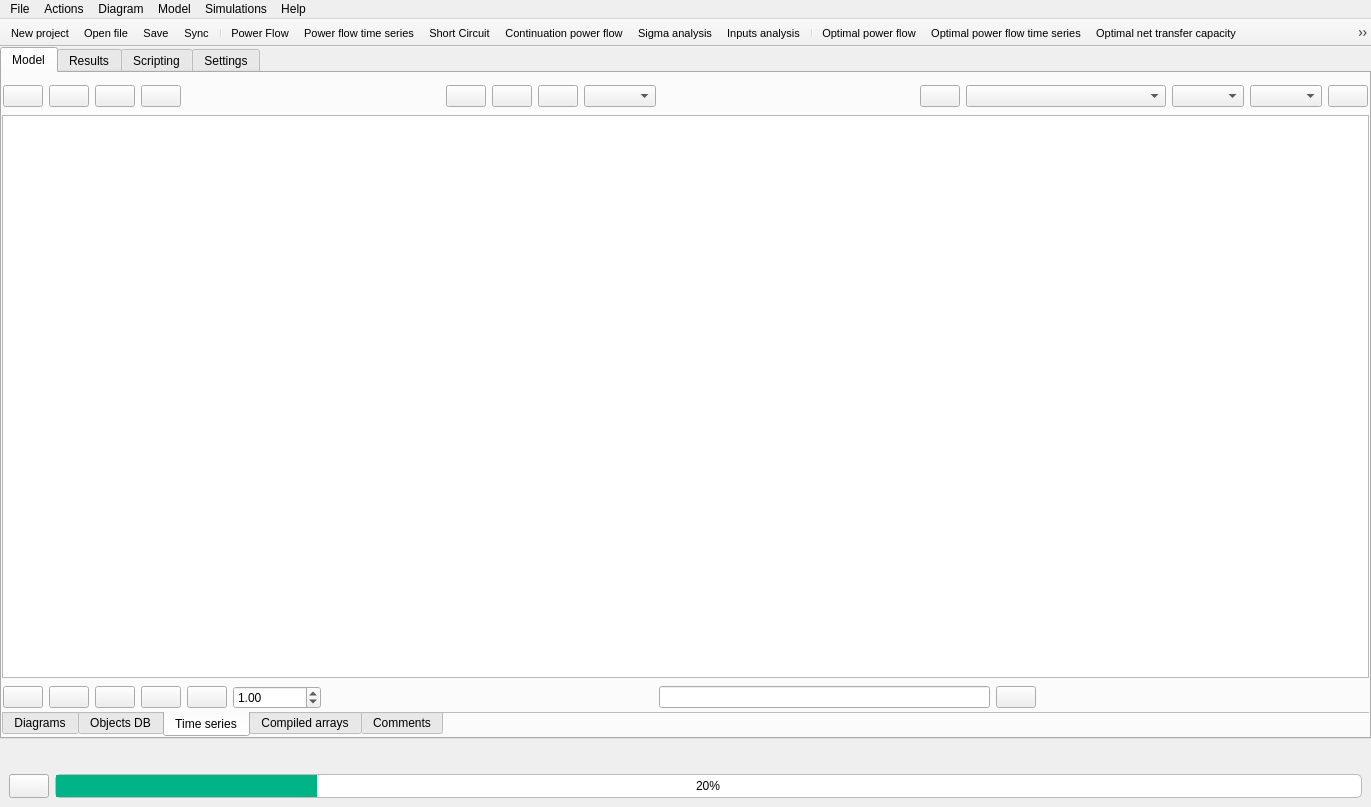
Qt form src/GridCal/Gui/Main/MainWindow.ui (SanPen/GridCal) before a commit.
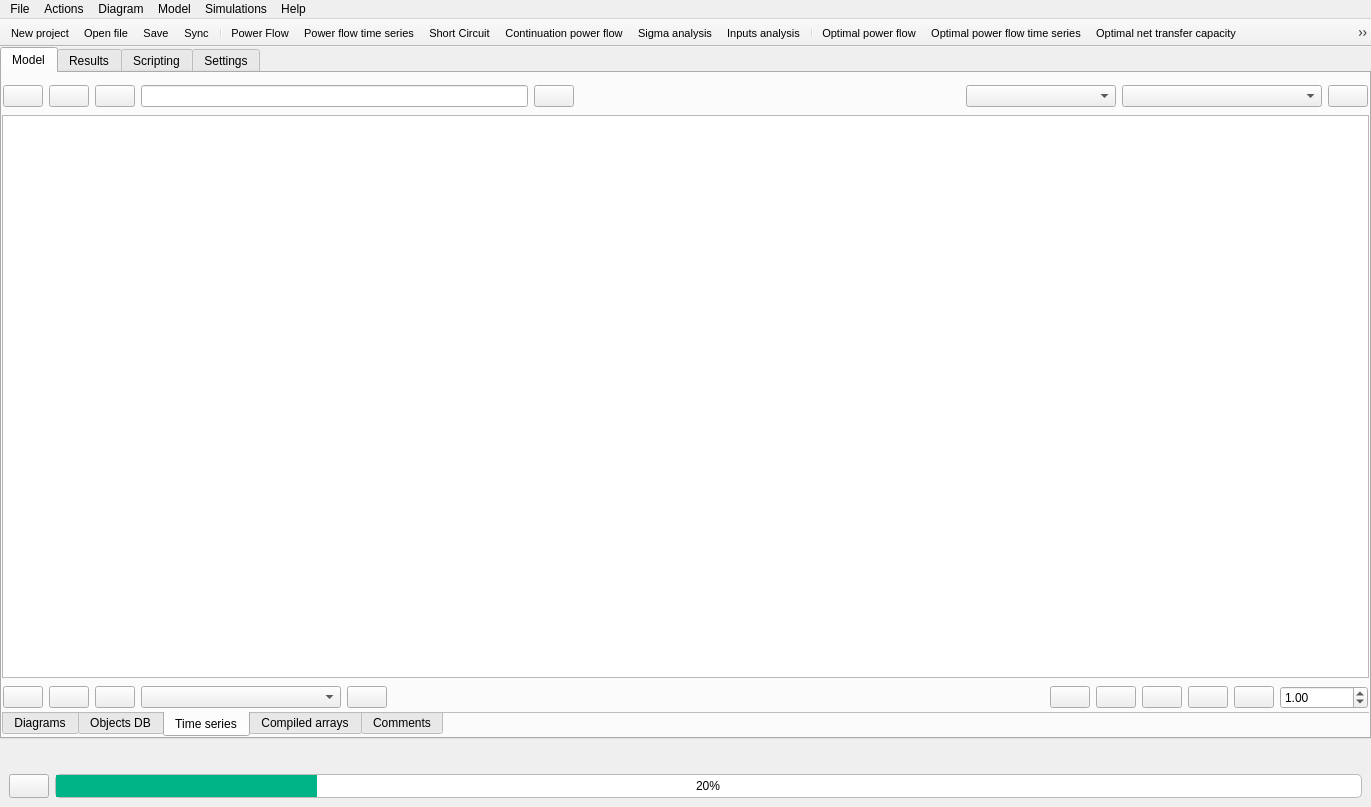
The same form after that commit. The open tabs and pages were chosen to show the change. Icons and pictures are not drawn.

Commit message: Improved the profiles manipulation Improved the grid colouring with the new snapshot slider

What changed in the file:
```diff
--- a/src/GridCal/Gui/Main/MainWindow.ui
+++ b/src/GridCal/Gui/Main/MainWindow.ui
@@ -407,6 +407,20 @@
                    <property name="bottomMargin">
                     <number>0</number>
                    </property>
+                   <item>
+                    <widget class="QPushButton" name="set_profile_state_button">
+                     <property name="toolTip">
+                      <string>Assign the values of the selected time step into the grid</string>
+                     </property>
+                     <property name="text">
+                      <string/>
+                     </property>
+                     <property name="icon">
+                      <iconset resource="icons.qrc">
+                       <normaloff>:/Icons/icons/copy2left.svg</normaloff>:/Icons/icons/copy2left.svg</iconset>
+                     </property>
+                    </widget>
+                   </item>
                    <item>
                     <widget class="QSlider" name="db_step_slider">
                      <property name="toolTip">
@@ -884,10 +898,14 @@
                 </widget>
                </item>
                <item>
-                <widget class="QPushButton" name="delete_profiles_structure_pushButton">
+                <widget class="QLineEdit" name="lineEdit">
                  <property name="toolTip">
                   <string>Delete profiles</string>
                  </property>
+                </widget>
+               </item>
+               <item>
+                <widget class="QPushButton" name="timeseries_search_Button">
                  <property name="text">
                   <string/>
                  </property>
@@ -910,100 +928,14 @@
                  </property>
                 </spacer>
                </item>
-               <item>
-                <widget class="QPushButton" name="copy_profile_pushButton">
-                 <property name="toolTip">
-                  <string>Copy displayed profile</string>
-                 </property>
-                 <property name="statusTip">
-                  <string/>
-                 </property>
-                 <property name="text">
-                  <string/>
-                 </property>
-                 <property name="icon">
-                  <iconset resource="icons.qrc">
-                   <normaloff>:/Icons/icons/copy.svg</normaloff>:/Icons/icons/copy.svg</iconset>
-                 </property>
-                </widget>
-               </item>
-               <item>
-                <widget class="QPushButton" name="paste_profiles_pushButton">
-                 <property name="toolTip">
-                  <string>Paste clipboard into the displayed profile</string>
-                 </property>
-                 <property name="text">
-                  <string/>
-                 </property>
-                 <property name="icon">
-                  <iconset resource="icons.qrc">
-                   <normaloff>:/Icons/icons/paste.svg</normaloff>:/Icons/icons/paste.svg</iconset>
-                 </property>
-                </widget>
-               </item>
-               <item>
-                <widget class="QPushButton" name="set_linear_combination_profile_pushButton">
-                 <property name="toolTip">
-                  <string>&lt;html&gt;&lt;head/&gt;&lt;body&gt;&lt;p&gt;Copy the selected profile into the profiles selected next to this button&lt;/p&gt;&lt;/body&gt;&lt;/html&gt;</string>
-                 </property>
-                 <property name="text">
-                  <string/>
-                 </property>
-                 <property name="icon">
-                  <iconset resource="icons.qrc">
-                   <normaloff>:/Icons/icons/copy2right.svg</normaloff>:/Icons/icons/copy2right.svg</iconset>
-                 </property>
-                </widget>
-               </item>
-               <item>
-                <widget class="QComboBox" name="device_type_magnitude_comboBox_2">
-                 <property name="toolTip">
-                  <string>Profile where to copy the current profile</string>
-                 </property>
-                </widget>
-               </item>
-               <item>
-                <spacer name="horizontalSpacer_7">
-                 <property name="orientation">
-                  <enum>Qt::Horizontal</enum>
-                 </property>
-                 <property name="sizeHint" stdset="0">
-                  <size>
-                   <width>183</width>
-                   <height>20</height>
-                  </size>
-                 </property>
-                </spacer>
-               </item>
-               <item>
-                <widget class="QPushButton" name="set_profile_state_button">
-                 <property name="toolTip">
-                  <string>Assign the values of the selected time step into the grid</string>
-                 </property>
-                 <property name="text">
-                  <string/>
-                 </property>
-                 <property name="icon">
-                  <iconset resource="icons.qrc">
-                   <normaloff>:/Icons/icons/copy2left.svg</normaloff>:/Icons/icons/copy2left.svg</iconset>
-                 </property>
-                </widget>
-               </item>
-               <item>
-                <widget class="QComboBox" name="profile_time_selection_comboBox">
-                 <property name="minimumSize">
-                  <size>
-                   <width>200</width>
-                   <height>0</height>
-                  </size>
-                 </property>
-                 <property name="toolTip">
-                  <string>Time step selector</string>
-                 </property>
-                </widget>
-               </item>
                <item>
                 <widget class="QComboBox" name="profile_device_type_comboBox">
+                 <property name="minimumSize">
+                  <size>
+                   <width>150</width>
+                   <height>0</height>
+                  </size>
+                 </property>
                  <property name="toolTip">
                   <string>Device type</string>
                  </property>
@@ -1011,6 +943,12 @@
                </item>
                <item>
                 <widget class="QComboBox" name="device_type_magnitude_comboBox">
+                 <property name="minimumSize">
+                  <size>
+                   <width>200</width>
+                   <height>0</height>
+                  </size>
+                 </property>
                  <property name="toolTip">
                   <string>Magnitude with profile</string>
                  </property>
@@ -1067,6 +1005,91 @@
                <property name="bottomMargin">
                 <number>2</number>
                </property>
+               <item>
+                <widget class="QPushButton" name="delete_profiles_structure_pushButton">
+                 <property name="toolTip">
+                  <string>Delete profiles</string>
+                 </property>
+                 <property name="text">
+                  <string/>
+                 </property>
+                 <property name="icon">
+                  <iconset resource="icons.qrc">
+                   <normaloff>:/Icons/icons/delete.svg</normaloff>:/Icons/icons/delete.svg</iconset>
+                 </property>
+                </widget>
+               </item>
+               <item>
+                <widget class="QPushButton" name="copy_profile_pushButton">
+                 <property name="toolTip">
+                  <string>Copy displayed profile</string>
+                 </property>
+                 <property name="statusTip">
+                  <string/>
+                 </property>
+                 <property name="text">
+                  <string/>
+                 </property>
+                 <property name="icon">
+                  <iconset resource="icons.qrc">
+                   <normaloff>:/Icons/icons/copy.svg</normaloff>:/Icons/icons/copy.svg</iconset>
+                 </property>
+                </widget>
+               </item>
+               <item>
+                <widget class="QPushButton" name="paste_profiles_pushButton">
+                 <property name="toolTip">
+                  <string>Paste clipboard into the displayed profile</string>
+                 </property>
+                 <property name="text">
+                  <string/>
+                 </property>
+                 <property name="icon">
+                  <iconset resource="icons.qrc">
+                   <normaloff>:/Icons/icons/paste.svg</normaloff>:/Icons/icons/paste.svg</iconset>
+                 </property>
+                </widget>
+               </item>
+               <item>
+                <widget class="QComboBox" name="device_type_magnitude_comboBox_2">
+                 <property name="minimumSize">
+                  <size>
+                   <width>200</width>
+                   <height>0</height>
+                  </size>
+                 </property>
+                 <property name="toolTip">
+                  <string>Profile where to copy the current profile</string>
+                 </property>
+                </widget>
+               </item>
+               <item>
+                <widget class="QPushButton" name="set_linear_combination_profile_pushButton">
+                 <property name="toolTip">
+                  <string>&lt;html&gt;&lt;head/&gt;&lt;body&gt;&lt;p&gt;Copy the selected profile into the profiles selected next to this button&lt;/p&gt;&lt;/body&gt;&lt;/html&gt;</string>
+                 </property>
+                 <property name="text">
+                  <string/>
+                 </property>
+                 <property name="icon">
+                  <iconset resource="icons.qrc">
+                   <normaloff>:/Icons/icons/copy2right.svg</normaloff>:/Icons/icons/copy2right.svg</iconset>
+                 </property>
+                </widget>
+               </item>
+               <item>
+                <spacer name="horizontalSpacer_13">
+                 <property name="orientation">
+                  <enum>Qt::Horizontal</enum>
+                 </property>
+                 <property name="sizeHint" stdset="0">
+                  <size>
+                   <width>267</width>
+                   <height>20</height>
+                  </size>
+                 </property>
+                </spacer>
+               </item>
                <item>
                 <widget class="QPushButton" name="profile_add_pushButton">
                  <property name="toolTip">
@@ -1150,46 +1173,6 @@
                  </property>
                 </widget>
                </item>
-               <item>
-                <spacer name="horizontalSpacer_13">
-                 <property name="orientation">
-                  <enum>Qt::Horizontal</enum>
-                 </property>
-                 <property name="sizeHint" stdset="0">
-                  <size>
-                   <width>267</width>
-                   <height>20</height>
-                  </size>
-                 </property>
-                </spacer>
-               </item>
-               <item>
-                <widget class="QLineEdit" name="lineEdit"/>
-               </item>
-               <item>
-                <widget class="QPushButton" name="timeseries_search_Button">
-                 <property name="text">
-                  <string/>
-                 </property>
-                 <property name="icon">
-                  <iconset resource="icons.qrc">
-                   <normaloff>:/Icons/icons/magnifying_glass.svg</normaloff>:/Icons/icons/magnifying_glass.svg</iconset>
-                 </property>
-                </widget>
-               </item>
-               <item>
-                <spacer name="horizontalSpacer_2">
-                 <property name="orientation">
-                  <enum>Qt::Horizontal</enum>
-                 </property>
-                 <property name="sizeHint" stdset="0">
-                  <size>
-                   <width>40</width>
-                   <height>20</height>
-                  </size>
-                 </property>
-                </spacer>
-               </item>
               </layout>
              </widget>
             </item>
```
Left out of the diff: 315 changed lines with no effect on the pictures. The commit also changes 8 other files.
